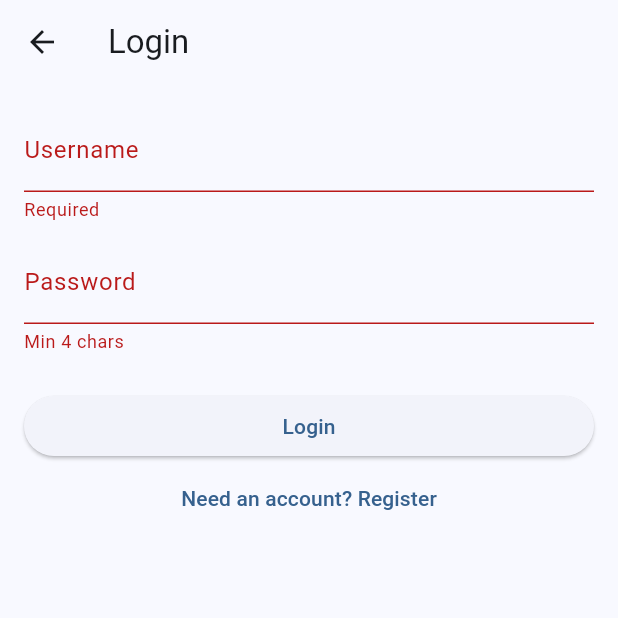
After one commit to aminjafari-dev/remove_bg_image, a Flutter app: the AuthPage screen opened directly, after a tap on "Login", on a phone screen of 412 x 824 dp, the top half of it. The commit adds this screen. Run offline on Flutter 3.47's test engine with Material 3 defaults, Android fonts, the light colour scheme and no system bars; our stand-ins replace image_picker.

Commit message:
Add authentication UI and service integration
- Introduce AuthPage for user login and registration in the Flutter app.
- Implement AuthService to handle communication with Flask authentication endpoints.
- Update main app to navigate to the authentication page.
- Add necessary database files and cache for user service operations.

````diff
--- /dev/null
+++ b/remove_bg_test/lib/auth_page.dart
@@ -0,0 +1,151 @@
+import 'package:flutter/material.dart';
+
+import 'services/auth_service.dart';
+
+/// Basic login/register screen that talks to the Flask server.
+class AuthPage extends StatefulWidget {
+  const AuthPage({super.key});
+
+  @override
+  State<AuthPage> createState() => _AuthPageState();
+}
+
+class _AuthPageState extends State<AuthPage> {
+  final _usernameController = TextEditingController();
+  final _passwordController = TextEditingController();
+  final _formKey = GlobalKey<FormState>();
+  final _authService = AuthService();
+
+  bool _isLoginMode = true;
+  bool _isLoading = false;
+  String? _statusMessage;
+  String? _token;
+
+  @override
+  void dispose() {
+    _usernameController.dispose();
+    _passwordController.dispose();
+    super.dispose();
+  }
+
+  Future<void> _submit() async {
+    if (!_formKey.currentState!.validate()) return;
+    setState(() {
+      _isLoading = true;
+      _statusMessage = null;
+      _token = null;
+    });
+    try {
+      if (_isLoginMode) {
+        final token = await _authService.login(
+          username: _usernameController.text.trim(),
+          password: _passwordController.text,
+        );
+        setState(() {
+          _token = token;
+          _statusMessage = 'Logged in successfully.';
+        });
+      } else {
+        final msg = await _authService.register(
+          username: _usernameController.text.trim(),
+          password: _passwordController.text,
+        );
+        setState(() {
+          _statusMessage = msg;
+        });
+      }
+    } catch (e) {
+      setState(() {
+        _statusMessage = e.toString();
+      });
+    } finally {
+      if (mounted) {
+        setState(() {
+          _isLoading = false;
+        });
+      }
+    }
+  }
+
+  @override
+  Widget build(BuildContext context) {
+    return Scaffold(
+      appBar: AppBar(
+        title: Text(_isLoginMode ? 'Login' : 'Register'),
+      ),
+      body: Padding(
+        padding: const EdgeInsets.all(16),
+        child: Form(
+          key: _formKey,
+          child: Column(
+            mainAxisAlignment: MainAxisAlignment.start,
+            children: [
+              TextFormField(
+                controller: _usernameController,
+                decoration: const InputDecoration(labelText: 'Username'),
+                validator: (value) =>
+                    value == null || value.trim().isEmpty ? 'Required' : null,
+              ),
+              const SizedBox(height: 12),
+              TextFormField(
+                controller: _passwordController,
+                obscureText: true,
+                decoration: const InputDecoration(labelText: 'Password'),
+                validator: (value) =>
+                    value == null || value.length < 4 ? 'Min 4 chars' : null,
+              ),
+              const SizedBox(height: 24),
+              SizedBox(
+                width: double.infinity,
+                child: ElevatedButton(
+                  onPressed: _isLoading ? null : _submit,
+                  child: _isLoading
+                      ? const SizedBox(
+                          width: 18,
+                          height: 18,
+                          child: CircularProgressIndicator(strokeWidth: 2),
+                        )
+                      : Text(_isLoginMode ? 'Login' : 'Register'),
+                ),
+              ),
+              TextButton(
+                onPressed: _isLoading
+                    ? null
+                    : () {
+                        setState(() {
+                          _isLoginMode = !_isLoginMode;
+                          _statusMessage = null;
+                          _token = null;
+                        });
+                      },
+                child: Text(
+                  _isLoginMode
+                      ? 'Need an account? Register'
+                      : 'Have an account? Login instead',
+                ),
+              ),
+              if (_statusMessage != null) ...[
+                const SizedBox(height: 16),
+                Text(
+                  _statusMessage!,
+                  style: TextStyle(
+                    color: _statusMessage!.toLowerCase().contains('error')
+                        ? Colors.red
+                        : Colors.green,
+                  ),
+                ),
+              ],
+              if (_token != null) ...[
+                const SizedBox(height: 16),
+                SelectableText(
+                  'Token: $_token',
+                  style: const TextStyle(fontWeight: FontWeight.bold),
+                ),
+              ],
+            ],
+          ),
+        ),
+      ),
+    );
+  }
+}
--- /dev/null
+++ b/remove_bg_test/lib/services/auth_service.dart
@@ -0,0 +1,119 @@
+import 'dart:convert';
+
+import 'package:http/http.dart' as http;
+
+import 'background_removal_service.dart';
+
+/// Extremely small helper for hitting the Flask auth endpoints.
+class AuthService {
+  AuthService({String? customBaseUrl})
+      : baseUrl = customBaseUrl ?? BackgroundRemovalService.baseUrl;
+
+  final String baseUrl;
+
+  Future<String> register({
+    required String username,
+    required String password,
+  }) async {
+    try {
+      final response = await http.post(
+        Uri.parse('$baseUrl/auth/register'),
+        headers: {'Content-Type': 'application/json'},
+        body: jsonEncode({'username': username, 'password': password}),
+      );
+
+      final payload = jsonDecode(response.body) as Map<String, dynamic>;
+      if (response.statusCode >= 200 && response.statusCode < 300) {
+        return payload['message'] as String? ?? 'Registered';
+      }
+
+      _logServerError(
+        context: 'register',
+        message: 'Server returned an error while registering a user.',
+        error:
+            'Status: ${response.statusCode}, Response: ${response.body.toString()}',
+      );
+      throw Exception(payload['message'] ?? 'Failed to register');
+    } catch (e, stackTrace) {
+      _logServerError(
+        context: 'register',
+        message: 'Unexpected error during registration flow.',
+        error: e,
+        stackTrace: stackTrace,
+      );
+      rethrow;
+    }
+  }
+
+  Future<String> login({
+    required String username,
+    required String password,
+  }) async {
+    try {
+      final response = await http.post(
+        Uri.parse('$baseUrl/auth/login'),
+        headers: {'Content-Type': 'application/json'},
+        body: jsonEncode({'username': username, 'password': password}),
+      );
+
+      final payload = jsonDecode(response.body) as Map<String, dynamic>;
+
+      if (response.statusCode >= 200 && response.statusCode < 300) {
+        return payload['token'] as String;
+      }
+
+      _logServerError(
+        context: 'login',
+        message: 'Server returned an error while logging in a user.',
+        error:
+            'Status: ${response.statusCode}, Response: ${response.body.toString()}',
+      );
+      throw Exception(payload['message'] ?? 'Failed to login');
+    } catch (e, stackTrace) {
+      _logServerError(
+        context: 'login',
+        message: 'Unexpected error during login flow.',
+        error: e,
+        stackTrace: stackTrace,
+      );
+      rethrow;
+    }
+  }
+
+  /// Helper logger to keep auth-related server errors consistent.
+  ///
+  /// Example:
+  /// ```dart
+  /// _logServerError(
+  ///   context: 'login',
+  ///   message: 'Invalid credentials supplied',
+  ///   error: 'Status: 401, body: ...',
+  /// );
+  /// ```
+  void _logServerError({
+    required String context,
+    required String message,
+    Object? error,
+    StackTrace? stackTrace,
+  }) {
+    final buffer = StringBuffer()
+      ..writeln('--- AuthService Error Log ---')
+      ..writeln('Context: $context')
+      ..writeln('Message: $message');
+
+    if (error != null) {
+      buffer.writeln('Error: $error');
+    }
+
+    if (stackTrace != null) {
+      buffer.writeln('StackTrace: $stackTrace');
+    }
+
+    buffer
+      ..writeln('Timestamp: ${DateTime.now().toIso8601String()}')
+      ..writeln('---------------------------------------');
+
+    // ignore: avoid_print
+    print(buffer.toString());
+  }
+}
````
Also changed, not shown: remove_bg_test/lib/main.dart (+11 -0 lines), remove_bg_test/lib/services/background_removal_service.dart (+76 -4 lines), 4 other files.
